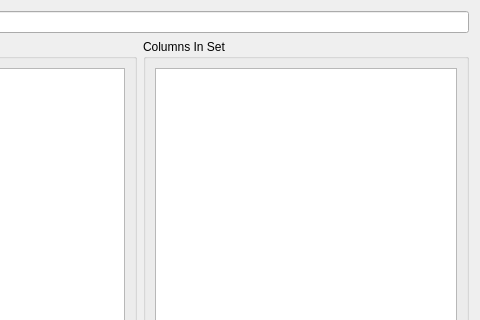
Dwarf-Therapist/Dwarf-Therapist, file ui/gridviewdialog.ui: the form before one commit; both pictures show x 201 to 681 and y 0 to 320 of the 681 by 529 pixel window.
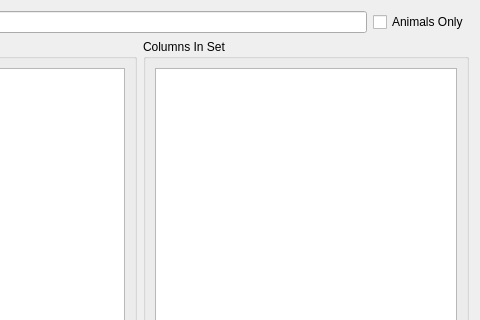
The form after the commit. Icons and pictures are not drawn.

What changed in the file:
```diff
--- a/ui/gridviewdialog.ui
+++ b/ui/gridviewdialog.ui
@@ -30,6 +30,16 @@
      <item>
       <widget class="QLineEdit" name="le_name"/>
      </item>
+     <item>
+      <widget class="QCheckBox" name="cb_animals">
+       <property name="statusTip">
+        <string>If checked, only animals will be shown in this view.</string>
+       </property>
+       <property name="text">
+        <string>Animals Only</string>
+       </property>
+      </widget>
+     </item>
     </layout>
    </item>
    <item>
```
